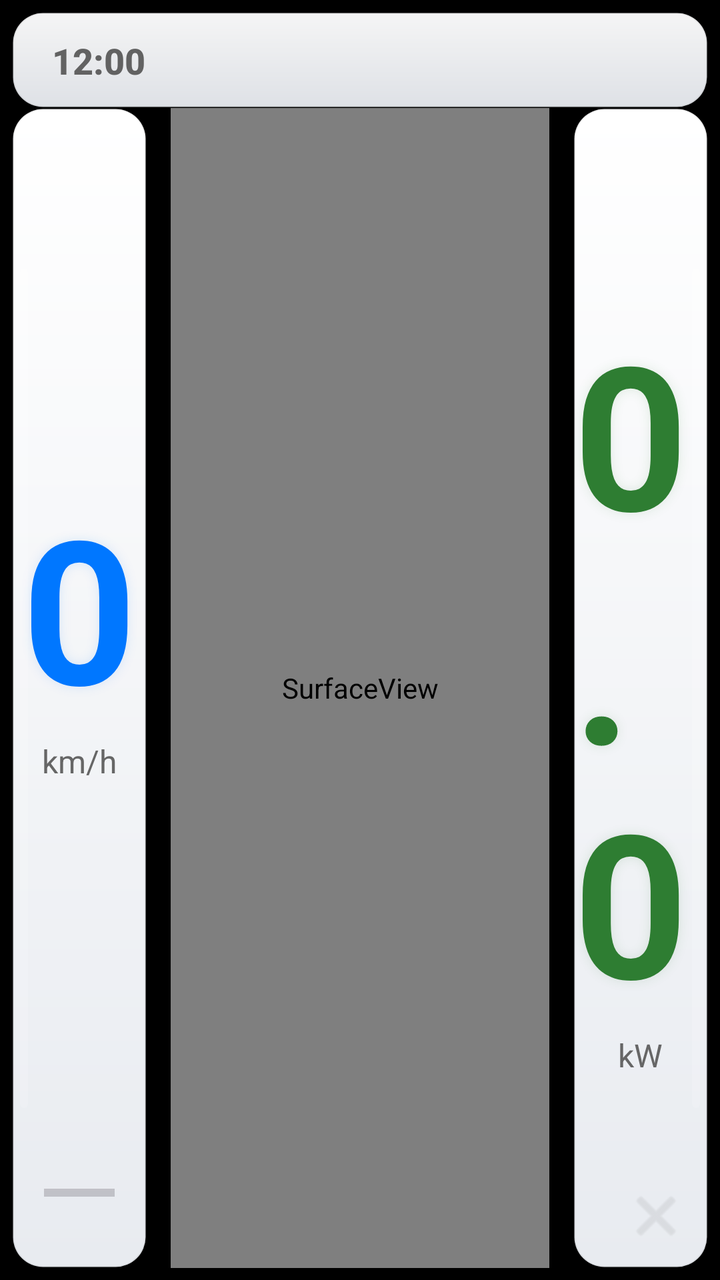
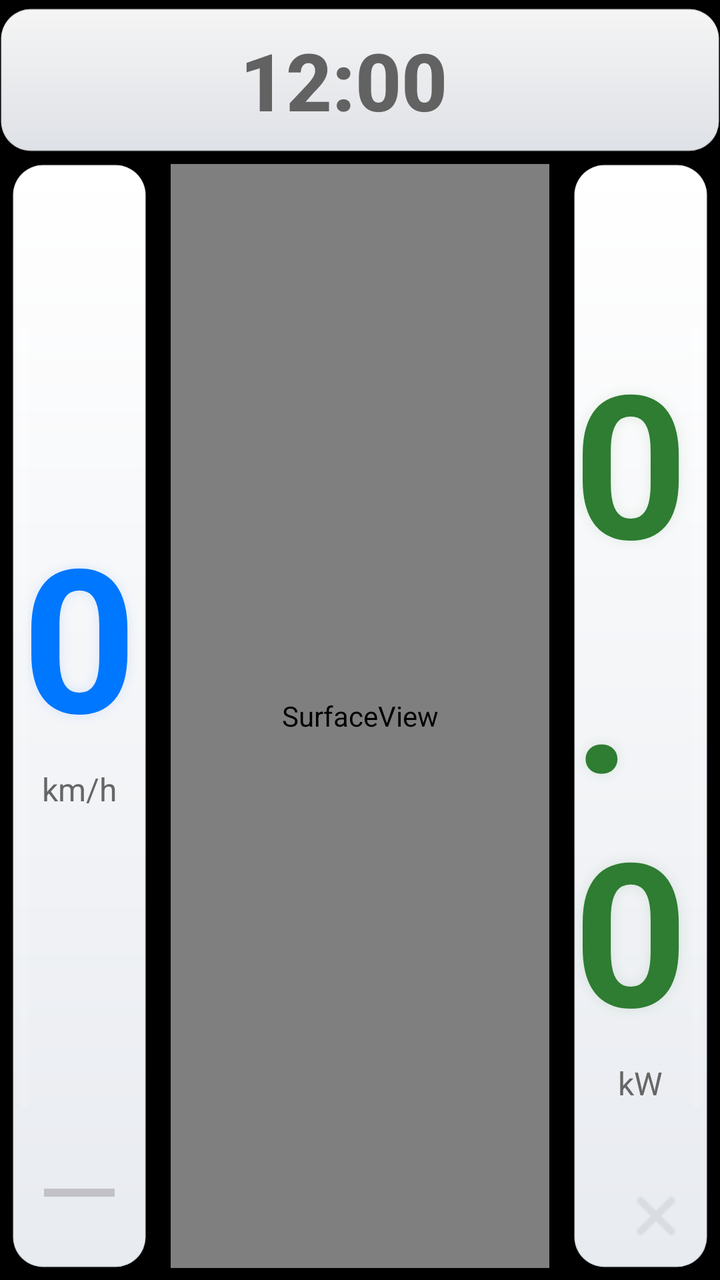

Compare the two renders of this Android layout. The source of the first and the diff that turns it into the second are given below.
<!-- AndroidManifest.xml: application theme Theme.Miao -->
<!-- res/layout/activity_main.xml -->
<?xml version="1.0" encoding="utf-8"?>
<androidx.constraintlayout.widget.ConstraintLayout xmlns:android="http://schemas.android.com/apk/res/android"
    xmlns:app="http://schemas.android.com/apk/res-auto"
    xmlns:tools="http://schemas.android.com/tools"
    android:id="@+id/main"
    android:layout_width="match_parent"
    android:layout_height="match_parent"
    android:background="@color/black"
    tools:context=".MainActivity">

    
    <androidx.constraintlayout.widget.ConstraintLayout
        android:id="@+id/top_bar"
        android:layout_width="match_parent"
        android:layout_height="48dp"
        android:layout_margin="6dp"
        android:background="@drawable/wing_background"
        app:layout_constraintTop_toTopOf="parent">

        <TextView
            android:id="@+id/tv_time"
            android:layout_width="wrap_content"
            android:layout_height="wrap_content"
            android:layout_marginStart="20dp"
            android:fontFamily="sans-serif-medium"
            android:text="12:00"
            android:textColor="@color/label_text_color"
            android:textSize="18sp"
            android:textStyle="bold"
            app:layout_constraintBottom_toBottomOf="parent"
            app:layout_constraintStart_toStartOf="parent"
            app:layout_constraintTop_toTopOf="parent" />

        <FrameLayout
            android:id="@+id/center_indicator_area"
            android:layout_width="500dp"
            android:layout_height="match_parent"
            android:background="@drawable/trapezoid_indicator_bg"
            app:layout_constraintEnd_toEndOf="parent"
            app:layout_constraintStart_toStartOf="parent"
            app:layout_constraintTop_toTopOf="parent" />
    </androidx.constraintlayout.widget.ConstraintLayout>

    
    <androidx.constraintlayout.widget.Guideline
        android:id="@+id/guideline_left"
        android:layout_width="wrap_content"
        android:layout_height="wrap_content"
        android:orientation="vertical"
        app:layout_constraintGuide_percent="0.22" />

    <androidx.constraintlayout.widget.Guideline
        android:id="@+id/guideline_right"
        android:layout_width="wrap_content"
        android:layout_height="wrap_content"
        android:orientation="vertical"
        app:layout_constraintGuide_percent="0.78" />

    
    <androidx.constraintlayout.widget.ConstraintLayout
        android:id="@+id/left_panel"
        android:layout_width="0dp"
        android:layout_height="0dp"
        android:layout_marginHorizontal="6dp"
        android:layout_marginBottom="6dp"
        android:background="@drawable/wing_background"
        app:layout_constraintBottom_toBottomOf="parent"
        app:layout_constraintEnd_toStartOf="@+id/guideline_left"
        app:layout_constraintStart_toStartOf="parent"
        app:layout_constraintTop_toBottomOf="@+id/top_bar">

        <LinearLayout
            android:id="@+id/center_info_left"
            android:layout_width="wrap_content"
            android:layout_height="wrap_content"
            android:gravity="center"
            android:orientation="vertical"
            app:layout_constraintBottom_toTopOf="@+id/music_card"
            app:layout_constraintEnd_toEndOf="parent"
            app:layout_constraintStart_toStartOf="parent"
            app:layout_constraintTop_toTopOf="parent">

            <TextView
                android:id="@+id/tv_speed"
                android:layout_width="wrap_content"
                android:layout_height="wrap_content"
                android:shadowColor="@color/speed_glow"
                android:shadowRadius="15"
                android:text="0"
                android:textColor="@color/speed_text_color"
                android:textSize="100sp"
                android:textStyle="bold" />

            <TextView
                android:layout_width="wrap_content"
                android:layout_height="wrap_content"
                android:text="km/h"
                android:textColor="@color/label_text_color"
                android:textSize="16sp" />

            <LinearLayout
                android:id="@+id/power_container_left"
                android:layout_width="wrap_content"
                android:layout_height="wrap_content"
                android:layout_marginTop="8dp"
                android:gravity="center"
                android:visibility="gone">
                <TextView
                    android:id="@+id/tv_power_left"
                    android:layout_width="wrap_content"
                    android:layout_height="wrap_content"
                    android:text="0.0"
                    android:textColor="@color/accent_green"
                    android:textSize="32sp"
                    android:textStyle="bold" />
                <TextView
                    android:layout_width="wrap_content"
                    android:layout_height="wrap_content"
                    android:layout_marginStart="4dp"
                    android:text="kW"
                    android:textColor="@color/label_text_color"
                    android:textSize="12sp" />
            </LinearLayout>
        </LinearLayout>

        <androidx.constraintlayout.widget.ConstraintLayout
            android:id="@+id/music_card"
            android:layout_width="match_parent"
            android:layout_height="wrap_content"
            android:layout_marginBottom="16dp"
            android:layout_marginHorizontal="12dp"
            android:background="@drawable/wing_background"
            android:padding="12dp"
            android:elevation="4dp"
            android:visibility="gone"
            app:layout_constraintBottom_toTopOf="@+id/bottom_info_left">

            <ImageView
                android:id="@+id/iv_music_cover"
                android:layout_width="100dp"
                android:layout_height="100dp"
                android:scaleType="centerCrop"
                android:contentDescription="@null"
                android:src="@android:drawable/ic_menu_report_image"
                android:background="#15888888"
                app:layout_constraintStart_toStartOf="parent"
                app:layout_constraintTop_toTopOf="parent" />

            <androidx.constraintlayout.widget.ConstraintLayout
                android:layout_width="0dp"
                android:layout_height="0dp"
                android:layout_marginStart="12dp"
                app:layout_constraintBottom_toBottomOf="@id/iv_music_cover"
                app:layout_constraintEnd_toEndOf="parent"
                app:layout_constraintStart_toEndOf="@id/iv_music_cover"
                app:layout_constraintTop_toTopOf="@id/iv_music_cover">

                <TextView
                    android:id="@+id/tv_music_title"
                    android:layout_width="match_parent"
                    android:layout_height="wrap_content"
                    android:ellipsize="end"
                    android:maxLines="1"
                    android:text="@string/loading"
                    android:textColor="@color/speed_text_color"
                    android:textSize="14sp"
                    android:textStyle="bold"
                    app:layout_constraintTop_toTopOf="parent" />

                <TextView
                    android:id="@+id/tv_music_artist"
                    android:layout_width="match_parent"
                    android:layout_height="wrap_content"
                    android:layout_marginTop="2dp"
                    android:ellipsize="end"
                    android:maxLines="1"
                    android:text="@string/unknown_artist"
                    android:textColor="@color/label_text_color"
                    android:textSize="11sp"
                    app:layout_constraintTop_toBottomOf="@id/tv_music_title" />

                <TextView
                    android:id="@+id/tv_music_album"
                    android:layout_width="match_parent"
                    android:layout_height="wrap_content"
                    android:layout_marginTop="1dp"
                    android:ellipsize="end"
                    android:maxLines="1"
                    android:text="@string/unknown_album"
                    android:textColor="@color/label_text_color"
                    android:textSize="11sp"
                    android:alpha="0.6"
                    app:layout_constraintTop_toBottomOf="@id/tv_music_artist" />

                <ProgressBar
                    android:id="@+id/pb_music_progress"
                    style="?android:attr/progressBarStyleHorizontal"
                    android:layout_width="match_parent"
                    android:layout_height="3dp"
                    android:layout_marginBottom="4dp"
                    android:max="100"
                    android:progress="0"
                    android:progressTint="@color/accent_blue"
                    app:layout_constraintBottom_toTopOf="@+id/tv_music_time" />

                <TextView
                    android:id="@+id/tv_music_time"
                    android:layout_width="wrap_content"
                    android:layout_height="wrap_content"
                    android:text="00:00 / 00:00"
                    android:textColor="@color/label_text_color"
                    android:textSize="11sp"
                    app:layout_constraintBottom_toBottomOf="parent"
                    app:layout_constraintEnd_toEndOf="parent" />
            </androidx.constraintlayout.widget.ConstraintLayout>
        </androidx.constraintlayout.widget.ConstraintLayout>

        <ProgressBar
            android:id="@+id/pb_speed_bar"
            style="?android:attr/progressBarStyleHorizontal"
            android:layout_width="4dp"
            android:layout_height="0dp"
            android:layout_marginVertical="80dp"
            android:layout_marginStart="4dp"
            android:max="180"
            android:progressDrawable="@drawable/dashboard_progress_speed"
            app:layout_constraintBottom_toBottomOf="parent"
            app:layout_constraintStart_toStartOf="parent"
            app:layout_constraintTop_toTopOf="parent" />

        <LinearLayout
            android:id="@+id/bottom_info_left"
            android:layout_width="match_parent"
            android:layout_height="wrap_content"
            android:layout_marginBottom="15dp"
            android:layout_marginHorizontal="16dp"
            android:gravity="center_vertical"
            android:orientation="horizontal"
            app:layout_constraintBottom_toBottomOf="parent">

            <ProgressBar
                android:id="@+id/pb_battery"
                style="?android:attr/progressBarStyleHorizontal"
                android:layout_width="0dp"
                android:layout_height="6dp"
                android:layout_weight="1"
                android:max="100"
                android:progressTint="@color/accent_blue" />

            <TextView
                android:id="@+id/tv_soc"
                android:layout_width="wrap_content"
                android:layout_height="wrap_content"
                android:layout_marginStart="10dp"
                android:text="--%"
                android:textColor="@color/speed_text_color"
                android:textSize="18sp"
                android:textStyle="bold" />
        </LinearLayout>

        
        <FrameLayout
            android:id="@+id/drag_handle_left"
            android:layout_width="40dp"
            android:layout_height="match_parent"
            android:visibility="gone"
            app:layout_constraintEnd_toEndOf="parent">
            <View
                android:layout_width="8dp"
                android:layout_height="80dp"
                android:layout_gravity="center_vertical|end"
                android:layout_marginEnd="1dp"
                android:background="@drawable/drag_handle_pill" />
        </FrameLayout>
    </androidx.constraintlayout.widget.ConstraintLayout>

    
    <FrameLayout
        android:id="@+id/center_container"
        android:layout_width="0dp"
        android:layout_height="0dp"
        android:layout_marginHorizontal="6dp"
        android:layout_marginBottom="6dp"
        app:layout_constraintBottom_toBottomOf="parent"
        app:layout_constraintEnd_toStartOf="@+id/guideline_right"
        app:layout_constraintStart_toEndOf="@+id/guideline_left"
        app:layout_constraintTop_toBottomOf="@+id/top_bar">
        <FrameLayout
            android:id="@+id/center_card"
            android:layout_width="match_parent"
            android:layout_height="match_parent"
            android:background="@drawable/wing_background">
            <SurfaceView
                android:id="@+id/right_panel"
                android:layout_width="match_parent"
                android:layout_height="match_parent" />
        </FrameLayout>
    </FrameLayout>

    
    <androidx.constraintlayout.widget.ConstraintLayout
        android:id="@+id/right_side_panel"
        android:layout_width="0dp"
        android:layout_height="0dp"
        android:layout_marginHorizontal="6dp"
        android:layout_marginBottom="6dp"
        android:background="@drawable/wing_background"
        app:layout_constraintBottom_toBottomOf="parent"
        app:layout_constraintEnd_toEndOf="parent"
        app:layout_constraintStart_toEndOf="@+id/guideline_right"
        app:layout_constraintTop_toBottomOf="@+id/top_bar">

        <LinearLayout
            android:layout_width="wrap_content"
            android:layout_height="wrap_content"
            android:gravity="center"
            android:orientation="vertical"
            app:layout_constraintBottom_toBottomOf="parent"
            app:layout_constraintEnd_toEndOf="parent"
            app:layout_constraintStart_toStartOf="parent"
            app:layout_constraintTop_toTopOf="parent">
            <TextView
                android:id="@+id/tv_power"
                android:layout_width="wrap_content"
                android:layout_height="wrap_content"
                android:shadowColor="@color/power_glow"
                android:shadowRadius="15"
                android:text="0.0"
                android:textColor="@color/accent_green"
                android:textSize="100sp"
                android:textStyle="bold" />
            <TextView
                android:layout_width="wrap_content"
                android:layout_height="wrap_content"
                android:text="kW"
                android:textColor="@color/label_text_color"
                android:textSize="16sp" />
        </LinearLayout>

        <ProgressBar
            android:id="@+id/pb_power_bar"
            style="?android:attr/progressBarStyleHorizontal"
            android:layout_width="4dp"
            android:layout_height="0dp"
            android:layout_marginVertical="80dp"
            android:layout_marginEnd="4dp"
            android:max="200"
            android:progressDrawable="@drawable/dashboard_progress_power"
            app:layout_constraintBottom_toBottomOf="parent"
            app:layout_constraintEnd_toEndOf="parent"
            app:layout_constraintTop_toTopOf="parent" />

        <ImageButton
            android:id="@+id/btn_stop_app_main"
            android:layout_width="28dp"
            android:layout_height="28dp"
            android:layout_margin="12dp"
            android:alpha="0.2"
            android:background="?attr/selectableItemBackgroundBorderless"
            android:src="@android:drawable/ic_menu_close_clear_cancel"
            android:contentDescription="@null"
            app:layout_constraintBottom_toBottomOf="parent"
            app:layout_constraintEnd_toEndOf="parent"
            app:tint="@color/label_text_color" />

        
        <FrameLayout
            android:id="@+id/drag_handle_right"
            android:layout_width="60dp"
            android:layout_height="match_parent"
            android:visibility="gone"
            app:layout_constraintStart_toStartOf="parent">
            <View
                android:layout_width="8dp"
                android:layout_height="80dp"
                android:layout_gravity="center_vertical|start"
                android:layout_marginStart="1dp"
                android:background="@drawable/drag_handle_pill" />
        </FrameLayout>
    </androidx.constraintlayout.widget.ConstraintLayout>

    
    <View
        android:id="@+id/divider"
        android:layout_width="1dp"
        android:layout_height="1dp"
        android:visibility="gone"
        app:layout_constraintStart_toStartOf="parent"
        app:layout_constraintTop_toTopOf="parent" />

</androidx.constraintlayout.widget.ConstraintLayout>
<!-- resources referenced by this layout -->
<resources>
  <color name="accent_blue">#0077FF</color>
  <color name="accent_green">#2E7D32</color>
  <color name="black">#000000</color>
  <color name="label_text_color">#666666</color>
  <color name="power_glow">#202E7D32</color>
  <color name="speed_glow">#200077FF</color>
  <color name="speed_text_color">#0077FF</color>
  <!-- drawable dashboard_progress_speed (drawable) -->
  <?xml version="1.0" encoding="utf-8"?>
  <layer-list xmlns:android="http://schemas.android.com/apk/res/android">
      <item android:id="@android:id/background">
          <shape>
              <corners android:radius="4dp" />
              <solid android:color="#22FFFFFF" />
          </shape>
      </item>
      <item android:id="@android:id/progress">
          <clip android:clipOrientation="vertical" android:gravity="bottom">
              <shape>
                  <corners android:radius="4dp" />
                  <gradient
                      android:startColor="#00E5FF"
                      android:centerColor="#FFEA00"
                      android:endColor="#FF1744"
                      android:centerY="0.5"
                      android:angle="90" />
                  <stroke android:width="1dp" android:color="#40FFFFFF" />
              </shape>
          </clip>
      </item>
  </layer-list>
  <!-- drawable drag_handle_pill (drawable) -->
  <?xml version="1.0" encoding="utf-8"?>
  <shape xmlns:android="http://schemas.android.com/apk/res/android">
      
      <solid android:color="@color/accent_blue" />
      <corners android:radius="4dp" />
      
      <stroke android:width="1dp" android:color="#4DFFFFFF" />
  </shape>
  <!-- drawable trapezoid_indicator_bg (drawable) -->
  <?xml version="1.0" encoding="utf-8"?>
  <vector xmlns:android="http://schemas.android.com/apk/res/android"
      android:width="600dp"
      android:height="40dp"
      android:viewportWidth="600"
      android:viewportHeight="40">
      
      <path
          android:fillColor="@color/trapezoid_fill"
          android:pathData="M 0,0 L 600,0 L 550,40 L 50,40 Z" />
      
      <path
          android:strokeColor="@color/trapezoid_stroke"
          android:strokeWidth="1"
          android:pathData="M 0,0 L 600,0 L 550,40 L 50,40 Z" />
  </vector>
  <!-- drawable wing_background (drawable) -->
  <?xml version="1.0" encoding="utf-8"?>
  <shape xmlns:android="http://schemas.android.com/apk/res/android">
      
      <corners android:radius="15dp" />
      <stroke android:width="1dp" android:color="@color/wing_stroke" />
      <gradient
          android:startColor="@color/wing_bg_start"
          android:endColor="@color/wing_bg_end"
          android:angle="270" />
  </shape>
  <string name="loading">正在载入</string>
  <string name="unknown_album">未知专辑</string>
  <string name="unknown_artist">未知歌手</string>
  <style name="Theme.Miao" parent="Base.Theme.Miao" />
  <color name="trapezoid_fill">#0A000000</color>
  <color name="trapezoid_stroke">#20000000</color>
  <color name="wing_stroke">#15000000</color>
  <color name="wing_bg_start">#FFFFFF</color>
  <color name="wing_bg_end">#E8EBF0</color>
  <style name="Base.Theme.Miao" parent="Theme.Material3.DayNight.NoActionBar">
          
          
      </style>
  <!-- unchanged entries left out for length: 1 -->
</resources>

<!-- the commit's change to res/layout/activity_main.xml (unified diff, before → after) -->
@@ -12,28 +12,31 @@
     <androidx.constraintlayout.widget.ConstraintLayout
         android:id="@+id/top_bar"
         android:layout_width="match_parent"
-        android:layout_height="48dp"
-        android:layout_margin="6dp"
+        android:layout_height="72dp"
+        android:layout_marginHorizontal="0dp"
+        android:layout_marginTop="4dp"
         android:background="@drawable/wing_background"
         app:layout_constraintTop_toTopOf="parent">
 
+        
         <TextView
             android:id="@+id/tv_time"
             android:layout_width="wrap_content"
             android:layout_height="wrap_content"
-            android:layout_marginStart="20dp"
+            android:layout_marginStart="120dp"
             android:fontFamily="sans-serif-medium"
             android:text="12:00"
             android:textColor="@color/label_text_color"
-            android:textSize="18sp"
+            android:textSize="40sp"
             android:textStyle="bold"
             app:layout_constraintBottom_toBottomOf="parent"
             app:layout_constraintStart_toStartOf="parent"
             app:layout_constraintTop_toTopOf="parent" />
 
+        
         <FrameLayout
             android:id="@+id/center_indicator_area"
-            android:layout_width="500dp"
+            android:layout_width="620dp"
             android:layout_height="match_parent"
             android:background="@drawable/trapezoid_indicator_bg"
             app:layout_constraintEnd_toEndOf="parent"
@@ -61,8 +64,10 @@
         android:id="@+id/left_panel"
         android:layout_width="0dp"
         android:layout_height="0dp"
-        android:layout_marginHorizontal="6dp"
+        android:layout_marginStart="6dp"
+        android:layout_marginEnd="6dp"
         android:layout_marginBottom="6dp"
+        android:layout_marginTop="6dp"
         android:background="@drawable/wing_background"
         app:layout_constraintBottom_toBottomOf="parent"
         app:layout_constraintEnd_toStartOf="@+id/guideline_left"
@@ -127,7 +132,7 @@
             android:id="@+id/music_card"
             android:layout_width="match_parent"
             android:layout_height="wrap_content"
-            android:layout_marginBottom="16dp"
+            android:layout_marginBottom="12dp"
             android:layout_marginHorizontal="12dp"
             android:background="@drawable/wing_background"
             android:padding="12dp"
@@ -180,16 +185,16 @@
                     app:layout_constraintTop_toBottomOf="@id/tv_music_title" />
 
                 <TextView
-                    android:id="@+id/tv_music_album"
+                    android:id="@+id/tv_music_lyric"
                     android:layout_width="match_parent"
                     android:layout_height="wrap_content"
                     android:layout_marginTop="1dp"
-                    android:ellipsize="end"
-                    android:maxLines="1"
-                    android:text="@string/unknown_album"
-                    android:textColor="@color/label_text_color"
+                    android:ellipsize="marquee"
+                    android:singleLine="true"
+                    android:text=""
+                    android:textColor="@color/accent_green"
                     android:textSize="11sp"
-                    android:alpha="0.6"
+                    android:textStyle="italic"
                     app:layout_constraintTop_toBottomOf="@id/tv_music_artist" />
 
                 <ProgressBar
@@ -258,7 +263,6 @@
                 android:textStyle="bold" />
         </LinearLayout>
 
-        
         <FrameLayout
             android:id="@+id/drag_handle_left"
             android:layout_width="40dp"
@@ -281,6 +285,7 @@
         android:layout_height="0dp"
         android:layout_marginHorizontal="6dp"
         android:layout_marginBottom="6dp"
+        android:layout_marginTop="6dp"
         app:layout_constraintBottom_toBottomOf="parent"
         app:layout_constraintEnd_toStartOf="@+id/guideline_right"
         app:layout_constraintStart_toEndOf="@+id/guideline_left"
@@ -304,6 +309,7 @@
         android:layout_height="0dp"
         android:layout_marginHorizontal="6dp"
         android:layout_marginBottom="6dp"
+        android:layout_marginTop="6dp"
         android:background="@drawable/wing_background"
         app:layout_constraintBottom_toBottomOf="parent"
         app:layout_constraintEnd_toEndOf="parent"
@@ -363,7 +369,6 @@
             app:layout_constraintEnd_toEndOf="parent"
             app:tint="@color/label_text_color" />
 
-        
         <FrameLayout
             android:id="@+id/drag_handle_right"
             android:layout_width="60dp"
<!-- resource entries referenced after the edit -->
@@ -69,7 +69,6 @@
           android:angle="270" />
   </shape>
   <string name="loading">正在载入</string>
-  <string name="unknown_album">未知专辑</string>
   <string name="unknown_artist">未知歌手</string>
   <style name="Theme.Miao" parent="Base.Theme.Miao" />
   <color name="trapezoid_fill">#0A000000</color>
